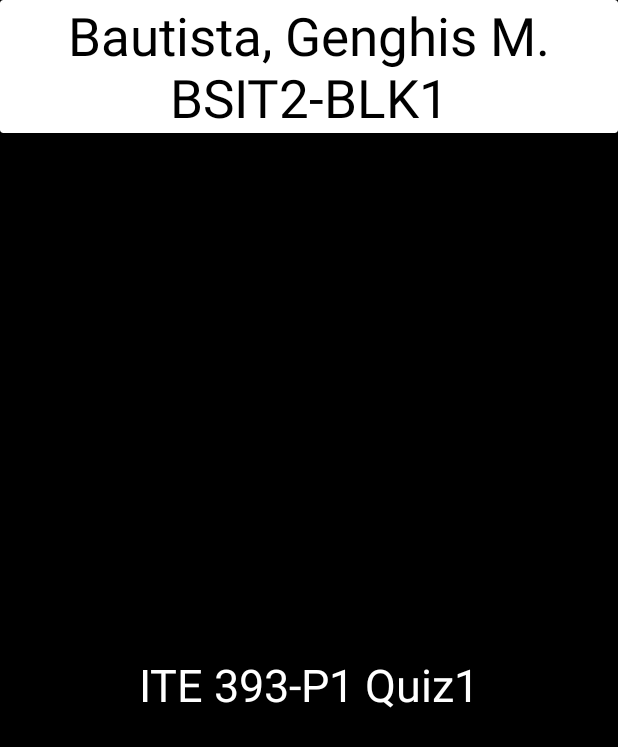
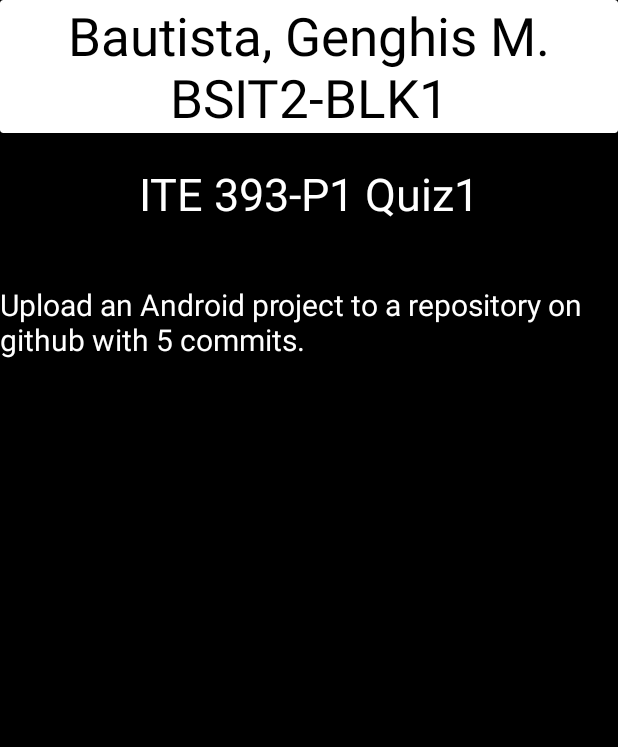
Before and after one commit to bautista-genghis-m/Genghis-block1-activity1, an Android app: the screen it shows after launch (MainActivity), on a phone screen of 412 x 824 dp. Shown: the top 747 px of the screen. Run offline under Robolectric (Android 15) with nearby library versions, the phone set to English and light mode, and no system bars.

Commit message:
Forth commit - In the same xml file as well, I added view between the cardview and the textview containing the title of the quiz that will serve as a space and in between of the textview subject and the instruction textview, I also added some IDs on some textviews and the views itself for the constraints uses.

```diff
--- a/app/src/main/res/layout/activity_main.xml
+++ b/app/src/main/res/layout/activity_main.xml
@@ -11,33 +11,65 @@
         android:id="@+id/cardview"
         android:layout_width="match_parent"
         android:layout_height="wrap_content"
-        android:background="@color/white" >
+        android:background="@color/white"
+        app:layout_constraintBottom_toTopOf="@+id/space1"
+        app:layout_constraintEnd_toEndOf="parent"
+        app:layout_constraintStart_toStartOf="parent"
+        app:layout_constraintTop_toTopOf="parent">
 
         <TextView
             android:layout_width="match_parent"
             android:layout_height="match_parent"
-            android:text="@string/name"
-            android:textColor="@color/black"
-            android:textAlignment="center"
             android:layout_marginStart="10dp"
             android:layout_marginEnd="10dp"
-            android:textSize="35dp"/>
+            android:text="@string/name"
+            android:textAlignment="center"
+            android:textColor="@color/black"
+            android:textSize="35dp" />
 
     </androidx.cardview.widget.CardView>
 
+    <View
+        android:id="@+id/space1"
+        android:layout_width="match_parent"
+        android:layout_height="20dp"
+        app:layout_constraintTop_toBottomOf="@+id/cardview"
+        app:layout_constraintStart_toStartOf="parent"
+        app:layout_constraintEnd_toEndOf="parent"
+        app:layout_constraintBottom_toTopOf="@+id/subject"/>
+
     <TextView
+        android:id="@+id/subject"
         android:layout_width="match_parent"
         android:layout_height="wrap_content"
+        app:layout_constraintTop_toBottomOf="@+id/space1"
         app:layout_constraintStart_toStartOf="parent"
         app:layout_constraintEnd_toEndOf="parent"
-        app:layout_constraintBottom_toBottomOf="parent"
-        app:layout_constraintTop_toBottomOf="@id/cardview"
+        app:layout_constraintBottom_toTopOf="@id/space2"
         android:textSize="30dp"
         android:textAlignment="center"
         android:textColor="@color/white"
-        android:text="ITE 393-P1 Quiz1">
+        android:text="ITE 393-P1 Quiz1"/>
 
-    </TextView>
+    <View
+        android:id="@+id/space2"
+        android:layout_width="match_parent"
+        android:layout_height="40dp"
+        app:layout_constraintTop_toBottomOf="@+id/subject"
+        app:layout_constraintStart_toStartOf="parent"
+        app:layout_constraintEnd_toEndOf="parent"
+        app:layout_constraintBottom_toTopOf=""/>
+
+    <TextView
+        android:id="@+id/instruction"
+        android:layout_width="match_parent"
+        android:layout_height="wrap_content"
+        android:textSize="20dp"
+        android:textColor="@color/white"
+        android:text="@string/instruction"
+        app:layout_constraintTop_toBottomOf="@+id/space2"
+        app:layout_constraintStart_toStartOf="parent"
+        app:layout_constraintEnd_toEndOf="parent"/>
 
 
 
--- a/app/src/main/res/values/strings.xml
+++ b/app/src/main/res/values/strings.xml
@@ -1,4 +1,5 @@
 <resources>
     <string name="app_name">Genghis-Block1-Quiz</string>
     <string name="name">Bautista, Genghis M. BSIT2-BLK1</string>
+    <string name="instruction">Upload an Android project to a repository on github with 5 commits.</string>
 </resources>
```
